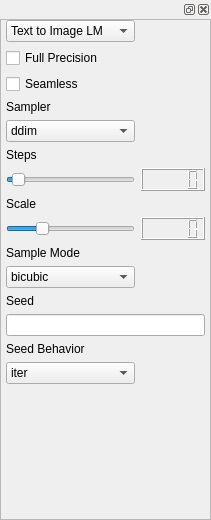
First picture: the form in frontend/ui_widgets/sampler.ui, repository XmYx/ainodes-pyside, before the edit.
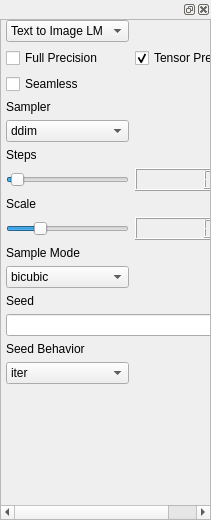
Second picture: the form after the edit.

Diff of the .ui file:
```diff
--- a/frontend/ui_widgets/sampler.ui
+++ b/frontend/ui_widgets/sampler.ui
@@ -53,7 +53,7 @@
             <x>0</x>
             <y>0</y>
             <width>209</width>
-            <height>494</height>
+            <height>502</height>
            </rect>
           </property>
           <layout class="QVBoxLayout" name="verticalLayout_3">
@@ -295,6 +295,16 @@
                </property>
               </spacer>
              </item>
+             <item row="1" column="1">
+              <widget class="QCheckBox" name="tensorPreview">
+               <property name="text">
+                <string>Tensor Preview</string>
+               </property>
+               <property name="checked">
+                <bool>true</bool>
+               </property>
+              </widget>
+             </item>
             </layout>
            </item>
           </layout>
```
